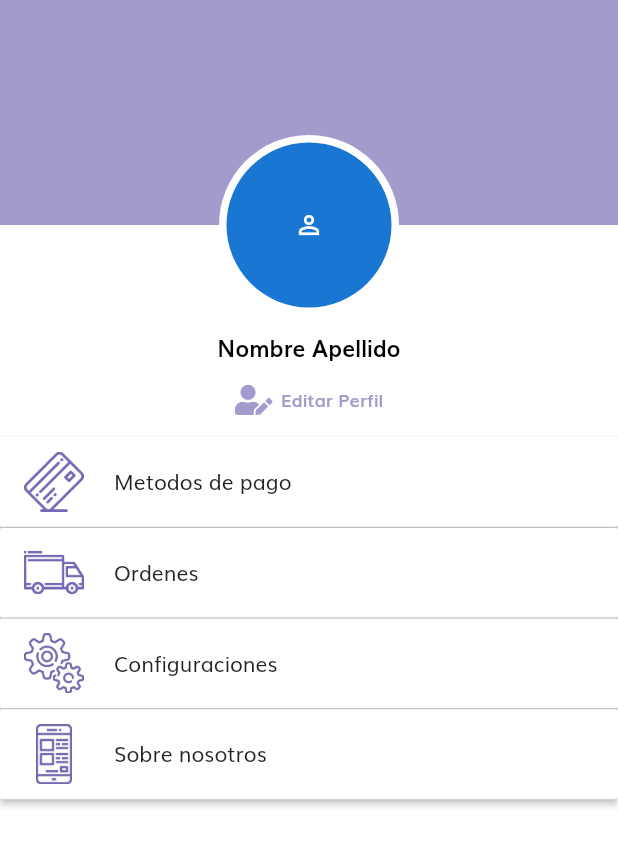
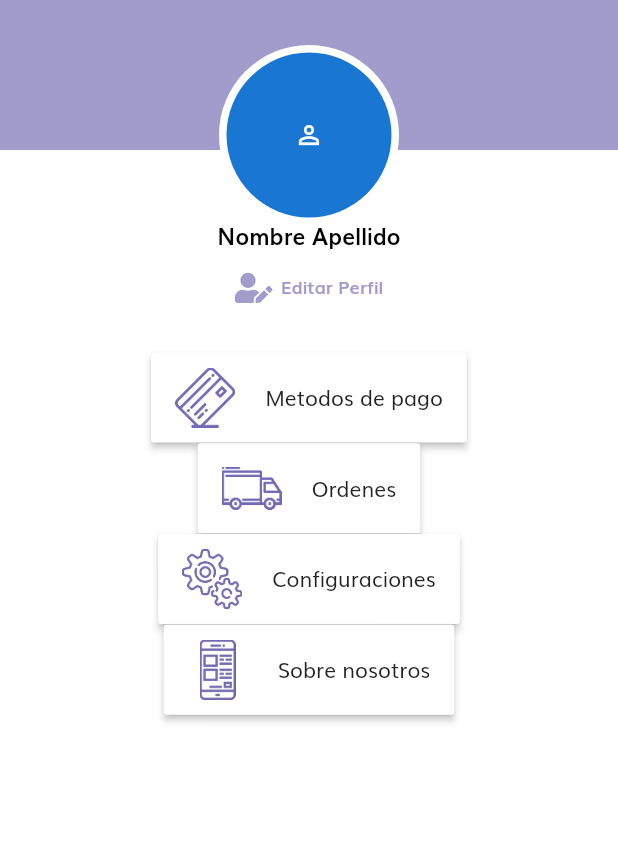
Before and after one commit to StevenMontero/grocery_store_app_mobile, a Flutter app: the ProfilePage screen opened by its route, on a phone screen of 412 x 824 dp. Shown: the top 846 px of the screen. Run offline on Flutter 3.47's test engine with Material 2 defaults, Android fonts, the phone set to English and light mode, and no system bars; our stand-ins replace bloc, cloud_firestore, equatable, firebase_auth, firebase_core, flutter_bloc and 7 more; missing offline and left inert: dart:ffi, flutter_facebook_auth, pedantic; accounts and stored records are empty; project files that could hold a hidden picture were left out.

```diff
--- a/lib/src/pages/Profile/profile_page.dart
+++ b/lib/src/pages/Profile/profile_page.dart
@@ -36,13 +36,13 @@ class _ProfilePage extends State<ProfilePage> {
             top: 0,
             child: Container(
               color: ColorsApp.secondaryColorlightPurple,
-              width: 800,
-              height: 150,
+              width: 500,
+              height: 100,
             ),
           ),
           // Container(
           Positioned(
-            top: 90,
+            top: 30,
             child: Center(
               child: CircleAvatar(
                   radius: 60,
@@ -58,18 +58,21 @@ class _ProfilePage extends State<ProfilePage> {
             ),
           ),
           Positioned(
-            top: 220,
+            top: 145,
             child: Column(
               children: <Widget>[
                 botonPerfil(),
               ],
             ),
           ),
-          Column(
-              mainAxisAlignment: MainAxisAlignment.center,
-              children: <Widget>[
-                botonsOptions(),
-              ])
+          Positioned(
+            top: 235,
+            child: Column(
+                mainAxisAlignment: MainAxisAlignment.center,
+                children: <Widget>[
+                  botonsOptions(),
+                ]),
+          )
         ],
       ),
     );
@@ -80,8 +83,10 @@ class _ProfilePage extends State<ProfilePage> {
       children: <Widget>[
         Center(
           child: Text("Nombre Apellido",
-              style: new TextStyle(fontSize: 15,
-                  fontWeight: FontWeight.bold, color: Colors.black)),
+              style: new TextStyle(
+                  fontSize: 15,
+                  fontWeight: FontWeight.bold,
+                  color: Colors.black)),
         ),
         MaterialButton(
           onPressed: () {
```
